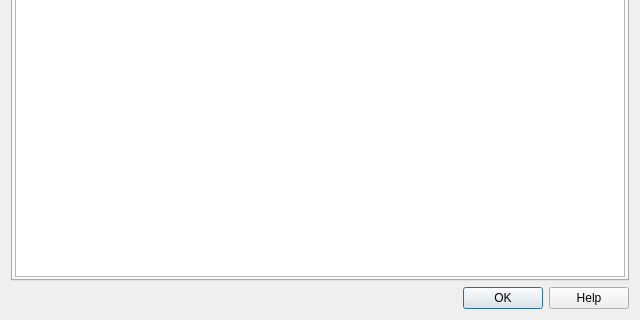
This is src/logbook/logstatisticsdialog.ui in albar965/littlenavmap as Qt 5 draws it before an edit; both pictures show x 0 to 640 and y 160 to 480 of the 640 by 480 pixel window. The edited form follows.
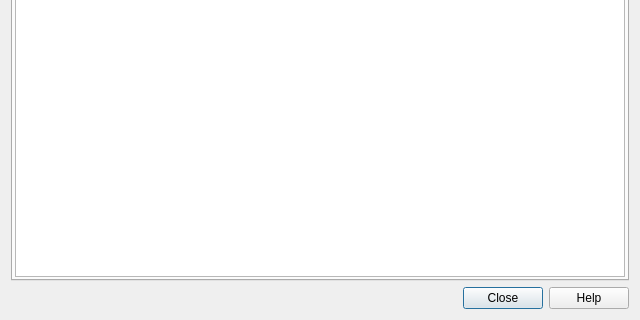
This is the edited form.

Commit message: Small text changes in options dialog. Changed default to close button in log statistics.

```diff
--- a/src/logbook/logstatisticsdialog.ui
+++ b/src/logbook/logstatisticsdialog.ui
@@ -126,7 +126,7 @@
       <enum>Qt::Horizontal</enum>
      </property>
      <property name="standardButtons">
-      <set>QDialogButtonBox::Help|QDialogButtonBox::Ok</set>
+      <set>QDialogButtonBox::Close|QDialogButtonBox::Help</set>
      </property>
     </widget>
    </item>
```
The commit also changes 3 other files.
